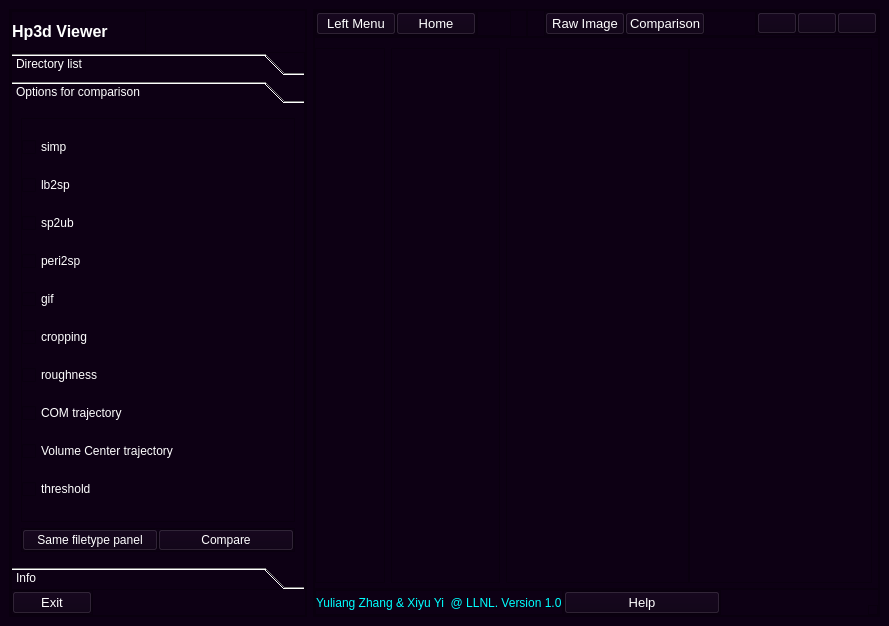
First picture: the form in llsmvis/extensions/hp3d-viewer/interface.ui, repository xiyuyi-at-LLNL/llsmvis, before the edit.
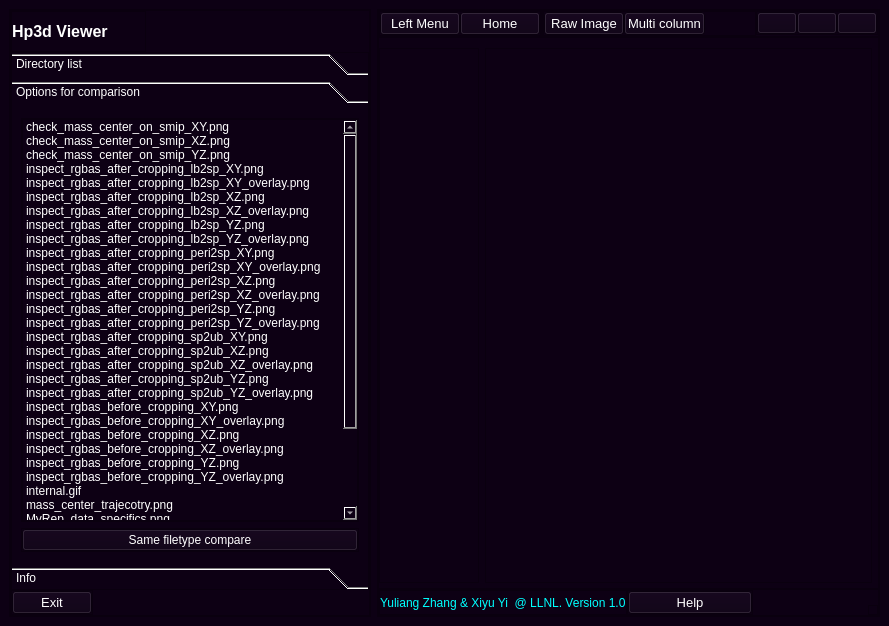
Second picture: the form after the edit. The open tabs and pages were chosen to show the change. Icons and pictures are not drawn. Custom widgets are drawn as their Qt base class.

What changed in the file:
```diff
--- a/llsmvis/extensions/hp3d-viewer/interface.ui
+++ b/llsmvis/extensions/hp3d-viewer/interface.ui
@@ -202,14 +202,14 @@
                 <number>2</number>
                </property>
                <property name="currentIndex">
-                <number>0</number>
+                <number>1</number>
                </property>
                <widget class="QWidget" name="page">
                 <property name="geometry">
                  <rect>
                   <x>0</x>
                   <y>0</y>
-                  <width>292</width>
+                  <width>335</width>
                   <height>425</height>
                  </rect>
                 </property>
@@ -305,7 +305,7 @@
                  <rect>
                   <x>0</x>
                   <y>0</y>
-                  <width>292</width>
+                  <width>335</width>
                   <height>425</height>
                  </rect>
                 </property>
@@ -348,73 +348,177 @@
                      <number>0</number>
                     </property>
                     <item>
-                     <widget class="QCheckBox" name="simp">
+                     <widget class="QListWidget" name="same_type_name">
+                      <item>
                       <property name="text">
-                       <string>simp</string>
-                      </property>
-                     </widget>
+                        <string>check_mass_center_on_smip_XY.png</string>
+                       </property>
                     </item>
                     <item>
-                     <widget class="QCheckBox" name="lb2sp">
                       <property name="text">
-                       <string>lb2sp</string>
-                      </property>
-                     </widget>
+                        <string>check_mass_center_on_smip_XZ.png</string>
+                       </property>
                     </item>
                     <item>
-                     <widget class="QCheckBox" name="sp2ub">
                       <property name="text">
-                       <string>sp2ub</string>
-                      </property>
-                     </widget>
+                        <string>check_mass_center_on_smip_YZ.png</string>
+                       </property>
                     </item>
                     <item>
-                     <widget class="QCheckBox" name="peri2sp">
                       <property name="text">
-                       <string>peri2sp</string>
-                      </property>
-                     </widget>
+                        <string>inspect_rgbas_after_cropping_lb2sp_XY.png</string>
+                       </property>
                     </item>
                     <item>
-                     <widget class="QCheckBox" name="gif">
                       <property name="text">
-                       <string>gif</string>
-                      </property>
-                     </widget>
+                        <string>inspect_rgbas_after_cropping_lb2sp_XY_overlay.png</string>
+                       </property>
                     </item>
                     <item>
-                     <widget class="QCheckBox" name="cropping">
                       <property name="text">
-                       <string>cropping</string>
-                      </property>
-                     </widget>
+                        <string>inspect_rgbas_after_cropping_lb2sp_XZ.png</string>
+                       </property>
                     </item>
                     <item>
-                     <widget class="QCheckBox" name="roughness">
                       <property name="text">
-                       <string>roughness</string>
-                      </property>
-                     </widget>
+                        <string>inspect_rgbas_after_cropping_lb2sp_XZ_overlay.png</string>
+                       </property>
                     </item>
                     <item>
-                     <widget class="QCheckBox" name="COM_traj">
                       <property name="text">
-                       <string>COM trajectory</string>
-                      </property>
-                     </widget>
+                        <string>inspect_rgbas_after_cropping_lb2sp_YZ.png</string>
+                       </property>
                     </item>
                     <item>
-                     <widget class="QCheckBox" name="volume_traj">
                       <property name="text">
-                       <string>Volume Center trajectory</string>
-                      </property>
-                     </widget>
+                        <string>inspect_rgbas_after_cropping_lb2sp_YZ_overlay.png</string>
+                       </property>
                     </item>
                     <item>
-                     <widget class="QCheckBox" name="threshold">
                       <property name="text">
-                       <string>threshold</string>
-                      </property>
+                        <string>inspect_rgbas_after_cropping_peri2sp_XY.png</string>
+                       </property>
+                      </item>
+                      <item>
+                       <property name="text">
+                        <string>inspect_rgbas_after_cropping_peri2sp_XY_overlay.png</string>
+                       </property>
+                      </item>
+                      <item>
+                       <property name="text">
+                        <string>inspect_rgbas_after_cropping_peri2sp_XZ.png</string>
+                       </property>
+                      </item>
+                      <item>
+                       <property name="text">
+                        <string>inspect_rgbas_after_cropping_peri2sp_XZ_overlay.png</string>
+                       </property>
+                      </item>
+                      <item>
+                       <property name="text">
+                        <string>inspect_rgbas_after_cropping_peri2sp_YZ.png</string>
+                       </property>
+                      </item>
+                      <item>
+                       <property name="text">
+                        <string>inspect_rgbas_after_cropping_peri2sp_YZ_overlay.png</string>
+                       </property>
+                      </item>
+                      <item>
+                       <property name="text">
+                        <string>inspect_rgbas_after_cropping_sp2ub_XY.png</string>
+                       </property>
+                      </item>
+                      <item>
+                       <property name="text">
+                        <string>inspect_rgbas_after_cropping_sp2ub_XZ.png</string>
+                       </property>
+                      </item>
+                      <item>
+                       <property name="text">
+                        <string>inspect_rgbas_after_cropping_sp2ub_XZ_overlay.png</string>
+                       </property>
+                      </item>
+                      <item>
+                       <property name="text">
+                        <string>inspect_rgbas_after_cropping_sp2ub_YZ.png</string>
+                       </property>
+                      </item>
+                      <item>
+                       <property name="text">
+                        <string>inspect_rgbas_after_cropping_sp2ub_YZ_overlay.png</string>
+                       </property>
+                      </item>
+                      <item>
+                       <property name="text">
+                        <string>inspect_rgbas_before_cropping_XY.png</string>
+                       </property>
+                      </item>
+                      <item>
+                       <property name="text">
+                        <string>inspect_rgbas_before_cropping_XY_overlay.png</string>
+                       </property>
+                      </item>
+                      <item>
+                       <property name="text">
+                        <string>inspect_rgbas_before_cropping_XZ.png</string>
+                       </property>
+                      </item>
+                      <item>
+                       <property name="text">
+                        <string>inspect_rgbas_before_cropping_XZ_overlay.png</string>
+                       </property>
+                      </item>
+                      <item>
+                       <property name="text">
+                        <string>inspect_rgbas_before_cropping_YZ.png</string>
+                       </property>
+                      </item>
+                      <item>
+                       <property name="text">
+                        <string>inspect_rgbas_before_cropping_YZ_overlay.png</string>
+                       </property>
+                      </item>
+                      <item>
+                       <property name="text">
+                        <string>internal.gif</string>
+                       </property>
+                      </item>
+                      <item>
+                       <property name="text">
+                        <string>mass_center_trajecotry.png</string>
+                       </property>
+                      </item>
+                      <item>
+                       <property name="text">
+                        <string>MyRep_data_specifics.png</string>
+                       </property>
+                      </item>
+                      <item>
+                       <property name="text">
+                        <string>peripheral.gif</string>
+                       </property>
+                      </item>
+                      <item>
+                       <property name="text">
+                        <string>peripheral_and_internal.gif</string>
+                       </property>
+                      </item>
+                      <item>
+                       <property name="text">
+                        <string>rouphness.png</string>
+                       </property>
+                      </item>
+                      <item>
+                       <property name="text">
+                        <string>thresholds.png</string>
+                       </property>
+                      </item>
+                      <item>
+                       <property name="text">
+                        <string>volume_center_trajectory.png</string>
+                       </property>
+                      </item>
                      </widget>
                     </item>
                    </layout>
@@ -453,7 +557,7 @@
                     <item>
                      <widget class="QPushButton" name="same_filetype_panel_btn">
                       <property name="text">
-                       <string>Same filetype panel</string>
+                       <string>Same filetype compare</string>
                       </property>
                       <property name="icon">
                        <iconset resource="icons.qrc">
@@ -461,17 +565,6 @@
                       </property>
                      </widget>
                     </item>
-                    <item alignment="Qt::AlignBottom">
-                     <widget class="QPushButton" name="compare_btn">
-                      <property name="text">
-                       <string>Compare</string>
-                      </property>
-                      <property name="icon">
-                       <iconset resource="icons.qrc">
-                        <normaloff>:/icons/icons/sliders.svg</normaloff>:/icons/icons/sliders.svg</iconset>
-                      </property>
-                     </widget>
-                    </item>
                    </layout>
                   </widget>
                  </item>
@@ -482,7 +575,7 @@
                  <rect>
                   <x>0</x>
                   <y>0</y>
-                  <width>292</width>
+                  <width>335</width>
                   <height>425</height>
                  </rect>
                 </property>
@@ -813,7 +906,7 @@
               </widget>
              </item>
              <item>
-              <widget class="QPushButton" name="two_columns">
+              <widget class="QPushButton" name="multi_columns">
                <property name="font">
                 <font>
                  <pointsize>10</pointsize>
@@ -823,7 +916,7 @@
                 <string notr="true">color: rgb(255, 255, 255);</string>
                </property>
                <property name="text">
-                <string>Comparison</string>
+                <string>Multi column</string>
                </property>
                <property name="icon">
                 <iconset resource="icons.qrc">
@@ -1010,46 +1103,6 @@
             </layout>
            </widget>
           </item>
-          <item>
-           <widget class="QCustomSlideMenu" name="compare_samples" native="true">
-            <property name="maximumSize">
-             <size>
-              <width>16777215</width>
-              <height>16777215</height>
-             </size>
-            </property>
-            <layout class="QHBoxLayout" name="horizontalLayout_17">
-             <property name="spacing">
-              <number>0</number>
-             </property>
-             <property name="leftMargin">
-              <number>0</number>
-             </property>
-             <property name="topMargin">
-              <number>0</number>
-             </property>
-             <property name="rightMargin">
-              <number>0</number>
-             </property>
-             <property name="bottomMargin">
-              <number>0</number>
-             </property>
-             <item>
-              <widget class="QListWidget" name="sample1">
-               <property name="maximumSize">
-                <size>
-                 <width>16777215</width>
-                 <height>16777215</height>
-                </size>
-               </property>
-              </widget>
-             </item>
-             <item>
-              <widget class="QListWidget" name="sample2"/>
-             </item>
-            </layout>
-           </widget>
-          </item>
           <item>
            <widget class="QCustomSlideMenu" name="raw_img_widget" native="true">
             <property name="maximumSize">
```
Lines whose indentation alone changed are shown as unchanged.
